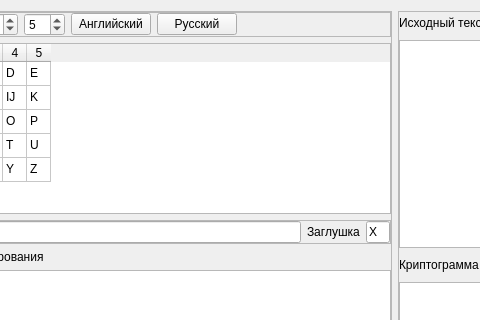
Old version of the form gui/tabs/playfair.ui in the repository LancerRevX/cryptography; both pictures show x 93 to 573 and y 0 to 320 of the 975 by 502 pixel window.
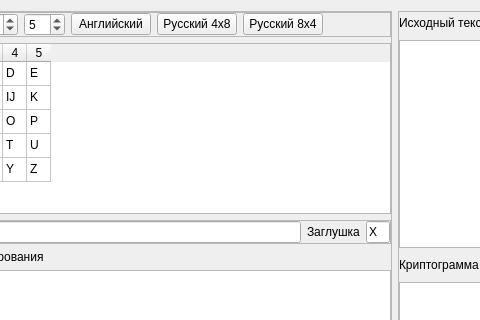
New version of the form.

Commit message: add russian 8x4 to playfair

```diff
--- a/gui/tabs/playfair.ui
+++ b/gui/tabs/playfair.ui
@@ -117,7 +117,14 @@
          <item>
           <widget class="QPushButton" name="RussianAlphabetButton">
            <property name="text">
-            <string>Русский</string>
+            <string>Русский 4х8</string>
+           </property>
+          </widget>
+         </item>
+         <item>
+          <widget class="QPushButton" name="RussianAlphabet8x4Button">
+           <property name="text">
+            <string>Русский 8х4</string>
            </property>
           </widget>
          </item>
```
The commit also changes 2 other files.
